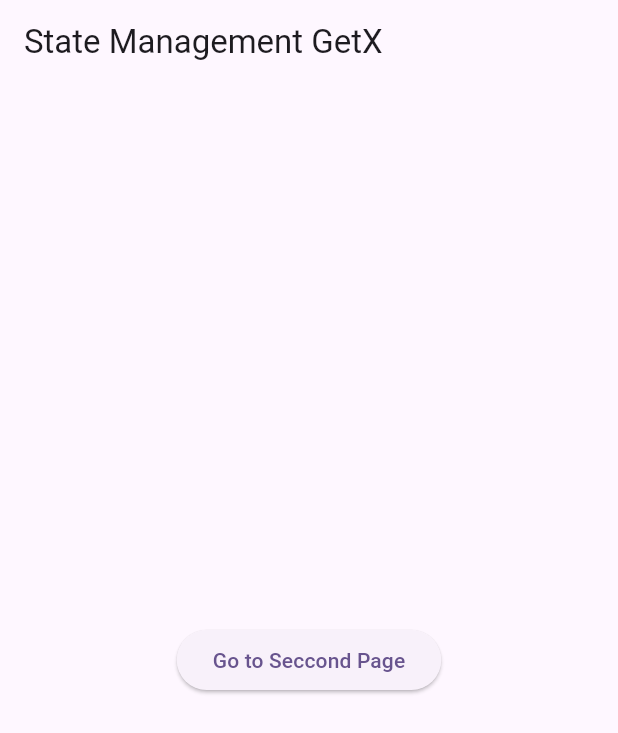
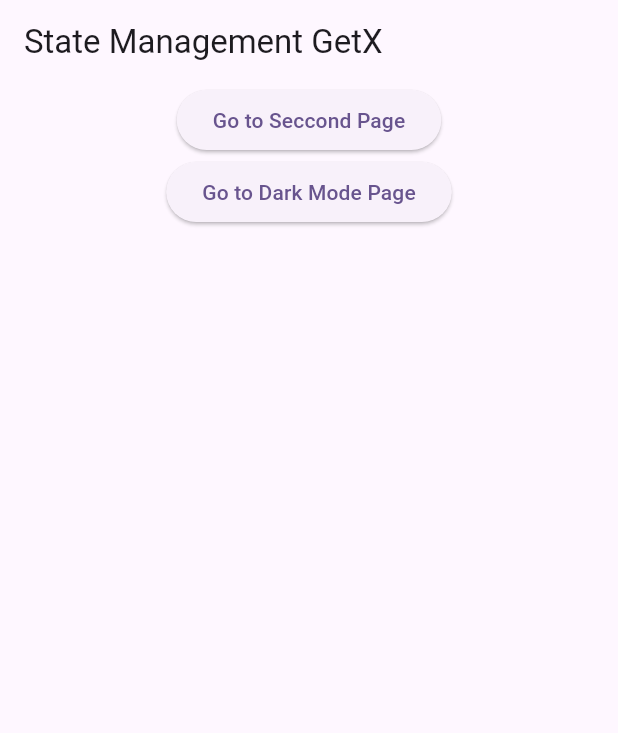
Before and after one commit to iqbalsuwandi20/belajar-flutter, a Flutter app: the screen it shows after launch, on a phone screen of 412 x 824 dp. Shown: the top 733 px of the screen. Run offline on Flutter 3.47's test engine with Material 3 defaults, Android fonts, the phone set to English and light mode, and no system bars; our stand-ins replace get.

Commit message:
cara membuat getx advance

```diff
--- /dev/null
+++ b/lib/dark_mode_page.dart
@@ -0,0 +1,51 @@
+import 'package:flutter/material.dart';
+import 'package:get/get.dart';
+
+class DarkModePage extends StatefulWidget {
+  const DarkModePage({super.key});
+
+  @override
+  State<DarkModePage> createState() => _DarkModePageState();
+}
+
+class _DarkModePageState extends State<DarkModePage> {
+  String mode = "Dark";
+  @override
+  Widget build(BuildContext context) {
+    return Scaffold(
+      appBar: AppBar(
+        title: const Text('Dark Mode Page'),
+      ),
+      body: Center(
+        child: Column(
+          children: [
+            ListTile(
+              leading: Radio<String>(
+                  value: "Dark",
+                  groupValue: mode,
+                  onChanged: (value) {
+                    setState(() {
+                      Get.changeTheme(ThemeData.dark());
+                      mode = value!;
+                    });
+                  }),
+              title: const Text("Dark Mode"),
+            ),
+            ListTile(
+              leading: Radio<String>(
+                  value: "Light",
+                  groupValue: mode,
+                  onChanged: (value) {
+                    setState(() {
+                      mode = value!;
+                      Get.changeTheme(ThemeData.light());
+                    });
+                  }),
+              title: const Text("Light Mode"),
+            )
+          ],
+        ),
+      ),
+    );
+  }
+}
--- a/lib/main.dart
+++ b/lib/main.dart
@@ -1,3 +1,4 @@
+import 'package:belajar_flutter_getx/dark_mode_page.dart';
 import 'package:belajar_flutter_getx/second_page.dart';
 import 'package:flutter/material.dart';
 import 'package:get/get.dart';
@@ -17,6 +18,8 @@
         colorScheme: ColorScheme.fromSeed(seedColor: Colors.deepPurple),
         useMaterial3: true,
       ),
+      darkTheme: ThemeData.dark(),
+      themeMode: ThemeMode.light,
       home: const MyHomePage(),
     );
   }
@@ -37,13 +40,22 @@
         title: const Text("State Management GetX"),
       ),
       body: Center(
-        child: ElevatedButton(
-            onPressed: () {
-              // ignore: prefer_const_constructors
-              Get.to(SecondPage());
-            },
-            child: const Text("Go to Seccond Page")),
-      ),
+          child: Column(
+        children: [
+          ElevatedButton(
+              onPressed: () {
+                // ignore: prefer_const_constructors
+                Get.to(() => SecondPage());
+              },
+              child: const Text("Go to Seccond Page")),
+          ElevatedButton(
+              onPressed: () {
+                // ignore: prefer_const_constructors
+                Get.to(() => DarkModePage());
+              },
+              child: const Text("Go to Dark Mode Page"))
+        ],
+      )),
     );
   }
 }
```
